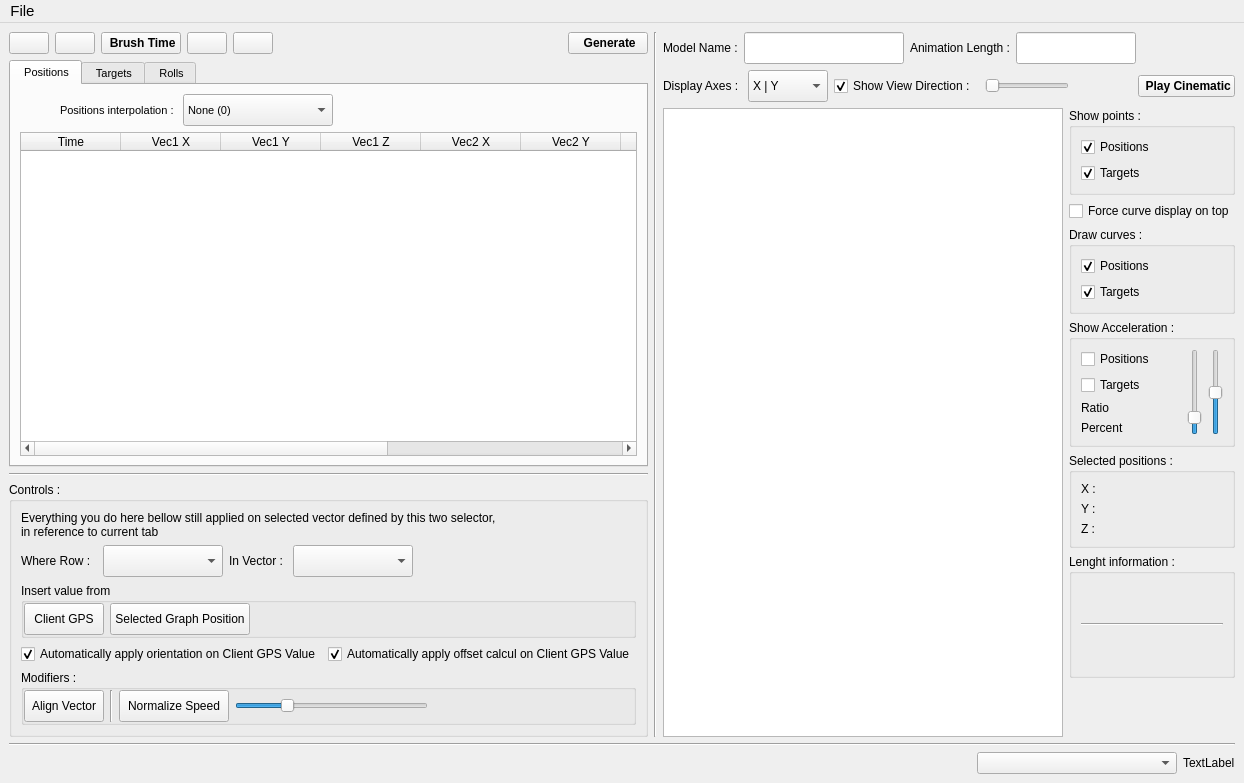
This is src/Editor.ui in Intemporel/CameraCinematic as Qt 5 draws it before an edit. The edited form follows.
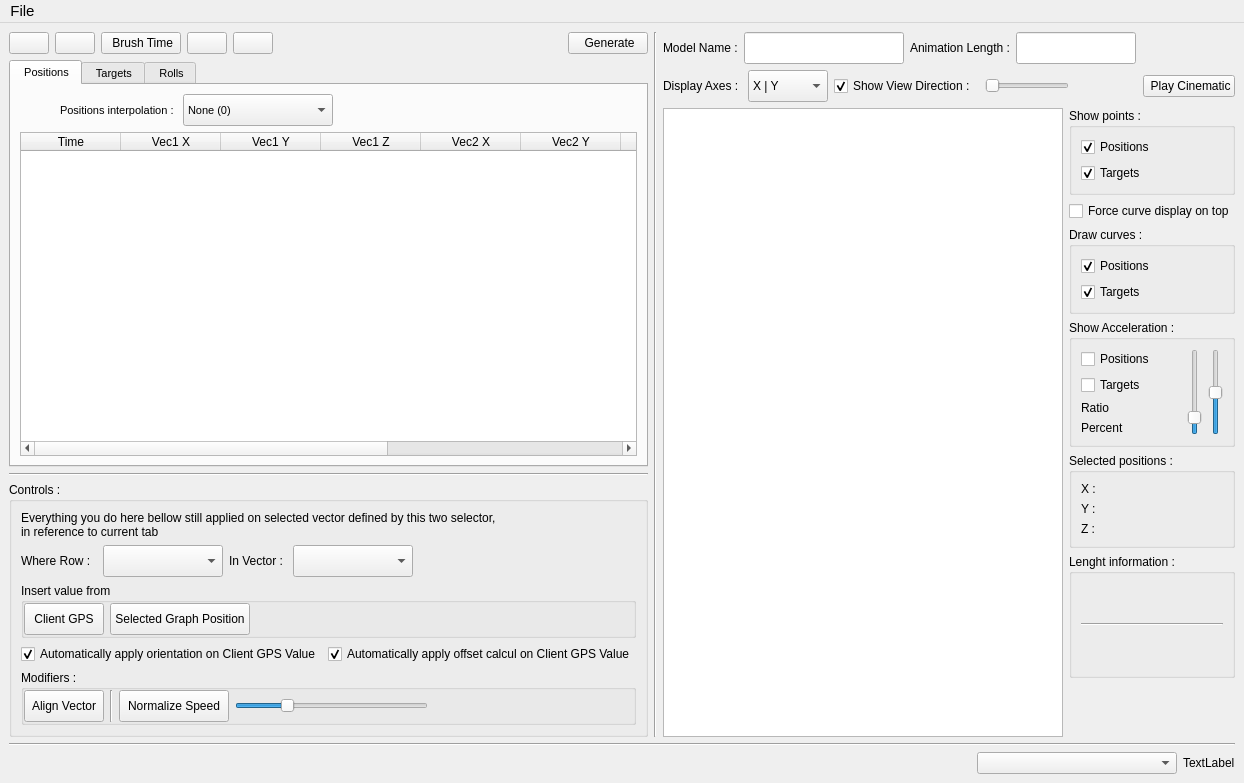
This is the edited form. Icons and pictures are not drawn. Custom widgets are drawn as their Qt base class.

Commit message: Remove bold text

The edit to the form file:
```diff
--- a/src/Editor.ui
+++ b/src/Editor.ui
@@ -170,8 +170,8 @@
             </property>
             <property name="font">
              <font>
-              <weight>75</weight>
-              <bold>true</bold>
+              <weight>50</weight>
+              <bold>false</bold>
              </font>
             </property>
             <property name="text">
@@ -276,8 +276,8 @@
             </property>
             <property name="font">
              <font>
-              <weight>75</weight>
-              <bold>true</bold>
+              <weight>50</weight>
+              <bold>false</bold>
              </font>
             </property>
             <property name="text">
@@ -1288,8 +1288,8 @@
               </property>
               <property name="font">
                <font>
-                <weight>75</weight>
-                <bold>true</bold>
+                <weight>50</weight>
+                <bold>false</bold>
                </font>
               </property>
               <property name="text">
```
The commit also changes 1 other file.
